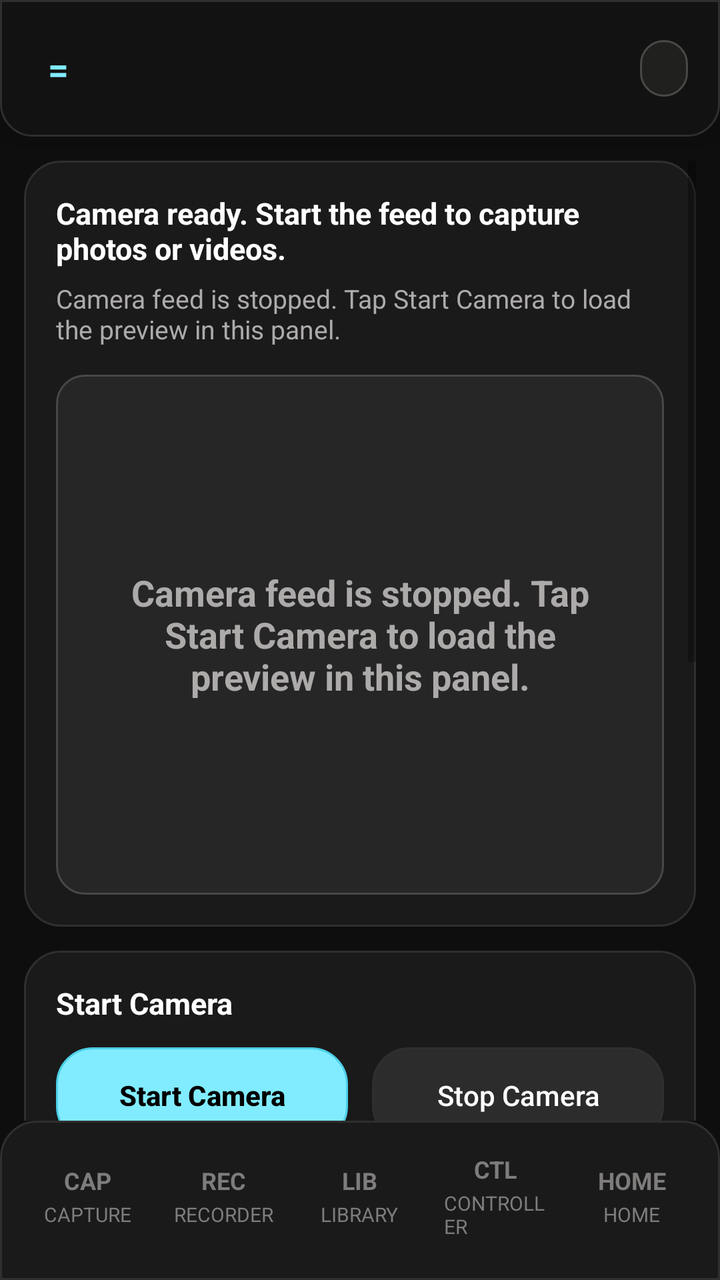
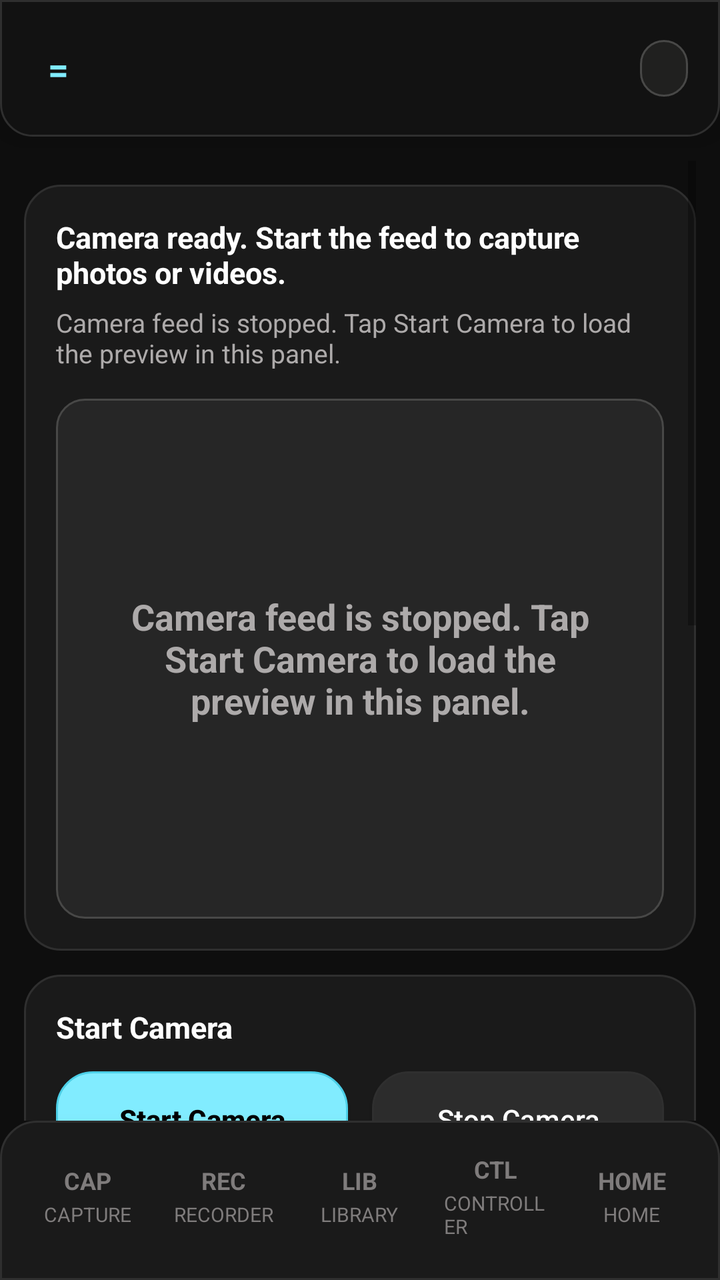

Compare the two renders of this Android layout. The source of the first and the diff that turns it into the second are given below.
<!-- AndroidManifest.xml: application theme Theme.FourPanelApp -->
<!-- res/layout/activity_screen1.xml -->
<?xml version="1.0" encoding="utf-8"?>
<androidx.constraintlayout.widget.ConstraintLayout xmlns:android="http://schemas.android.com/apk/res/android"
    xmlns:app="http://schemas.android.com/apk/res-auto"
    android:id="@+id/screen1Root"
    android:layout_width="match_parent"
    android:layout_height="match_parent"
    android:background="@drawable/bg_app_canvas">

    <include
        layout="@layout/view_app_top_bar"
        android:layout_width="0dp"
        android:layout_height="wrap_content"
        app:layout_constraintEnd_toEndOf="parent"
        app:layout_constraintStart_toStartOf="parent"
        app:layout_constraintTop_toTopOf="parent" />

    <include
        layout="@layout/view_app_bottom_nav"
        android:layout_width="0dp"
        android:layout_height="wrap_content"
        app:layout_constraintBottom_toBottomOf="parent"
        app:layout_constraintEnd_toEndOf="parent"
        app:layout_constraintStart_toStartOf="parent" />

    <ScrollView
        android:id="@+id/screen1ScrollView"
        android:layout_width="0dp"
        android:layout_height="0dp"
        android:clipToPadding="false"
        android:fillViewport="true"
        android:paddingStart="12dp"
        android:paddingTop="12dp"
        android:paddingEnd="12dp"
        android:paddingBottom="12dp"
        app:layout_constraintBottom_toTopOf="@id/appBottomNav"
        app:layout_constraintEnd_toEndOf="parent"
        app:layout_constraintStart_toStartOf="parent"
        app:layout_constraintTop_toBottomOf="@id/appTopBar">

        <LinearLayout
            android:layout_width="match_parent"
            android:layout_height="wrap_content"
            android:orientation="vertical">

            <LinearLayout
                android:layout_width="match_parent"
                android:layout_height="wrap_content"
                android:background="@drawable/bg_app_card"
                android:orientation="vertical"
                android:padding="16dp">

                <TextView
                    android:id="@+id/cameraStatusText"
                    style="@style/AppSectionHeaderText"
                    android:layout_width="match_parent"
                    android:layout_height="wrap_content"
                    android:text="@string/screen1_status_idle" />

                <TextView
                    android:layout_width="match_parent"
                    android:layout_height="wrap_content"
                    android:layout_marginTop="6dp"
                    style="@style/AppBodyText"
                    android:text="@string/screen1_placeholder_stopped" />

                <FrameLayout
                    android:id="@+id/renderContainer"
                    android:layout_width="match_parent"
                    android:layout_height="260dp"
                    android:layout_marginTop="14dp"
                    android:background="@drawable/bg_app_section_high">

                    <TextView
                        android:id="@+id/renderPlaceholderText"
                        android:layout_width="match_parent"
                        android:layout_height="match_parent"
                        android:gravity="center"
                        android:padding="24dp"
                        android:text="@string/screen1_placeholder_stopped"
                        android:textColor="@color/app_text_secondary"
                        android:textSize="18sp"
                        android:textStyle="bold" />
                </FrameLayout>
            </LinearLayout>

            <LinearLayout
                android:layout_width="match_parent"
                android:layout_height="wrap_content"
                android:layout_marginTop="12dp"
                android:background="@drawable/bg_app_card"
                android:orientation="vertical"
                android:padding="16dp">

                <TextView
                    style="@style/AppSectionHeaderText"
                    android:layout_width="match_parent"
                    android:layout_height="wrap_content"
                    android:text="@string/screen1_start_feed" />

                <LinearLayout
                    android:layout_width="match_parent"
                    android:layout_height="wrap_content"
                    android:layout_marginTop="12dp"
                    android:orientation="horizontal">

                    <Button
                        android:id="@+id/startFeedButton"
                        style="@style/AppPrimaryActionButton"
                        android:layout_width="0dp"
                        android:layout_height="wrap_content"
                        android:layout_weight="1"
                        android:text="@string/screen1_start_feed" />

                    <Space
                        android:layout_width="12dp"
                        android:layout_height="wrap_content" />

                    <Button
                        android:id="@+id/stopFeedButton"
                        style="@style/AppSecondaryActionButton"
                        android:layout_width="0dp"
                        android:layout_height="wrap_content"
                        android:layout_weight="1"
                        android:text="@string/screen1_stop_feed" />
                </LinearLayout>

                <LinearLayout
                    android:layout_width="match_parent"
                    android:layout_height="wrap_content"
                    android:layout_marginTop="12dp"
                    android:orientation="horizontal">

                    <Button
                        android:id="@+id/capturePhotoButton"
                        style="@style/AppPrimaryActionButton"
                        android:layout_width="0dp"
                        android:layout_height="wrap_content"
                        android:layout_weight="1"
                        android:text="@string/screen1_take_photo" />

                    <Space
                        android:layout_width="12dp"
                        android:layout_height="wrap_content" />

                    <Button
                    android:id="@+id/recordVideoButton"
                    style="@style/AppSecondaryActionButton"
                    android:layout_width="0dp"
                    android:layout_height="wrap_content"
                    android:layout_weight="1"
                    android:text="@string/screen1_start_recording" />
                </LinearLayout>
            </LinearLayout>

            <LinearLayout
                android:layout_width="match_parent"
                android:layout_height="wrap_content"
                android:layout_marginTop="12dp"
                android:background="@drawable/bg_app_card"
                android:orientation="vertical"
                android:padding="16dp">

                <TextView
                    style="@style/AppSectionHeaderText"
                    android:layout_width="match_parent"
                    android:layout_height="wrap_content"
                    android:text="@string/screen1_storage_title" />

                <LinearLayout
                    android:layout_width="match_parent"
                    android:layout_height="wrap_content"
                    android:layout_marginTop="12dp"
                    android:gravity="center_vertical"
                    android:orientation="horizontal">

                    <TextView
                        style="@style/AppBodyText"
                        android:layout_width="0dp"
                        android:layout_height="wrap_content"
                        android:layout_weight="1"
                        android:text="@string/screen1_storage_mode_label" />

                    <Button
                        android:id="@+id/screen1StorageModeButton"
                        style="@style/AppSecondaryActionButton"
                        android:layout_width="wrap_content"
                        android:layout_height="wrap_content"
                        android:text="@string/screen1_storage_mode_shared" />
                </LinearLayout>

                <TextView
                    android:id="@+id/screen1PhotoFolderLabel"
                    style="@style/AppBodyText"
                    android:layout_width="match_parent"
                    android:layout_height="wrap_content"
                    android:layout_marginTop="14dp"
                    android:text="@string/screen1_storage_shared_folder_label" />

                <TextView
                    android:id="@+id/screen1PhotoFolderValue"
                    style="@style/AppBodyText"
                    android:layout_width="match_parent"
                    android:layout_height="wrap_content"
                    android:layout_marginTop="6dp"
                    android:text="@string/screen1_storage_folder_unselected" />

                <Button
                    android:id="@+id/screen1ChoosePhotoFolderButton"
                    style="@style/AppSecondaryActionButton"
                    android:layout_width="wrap_content"
                    android:layout_height="wrap_content"
                    android:layout_marginTop="10dp"
                    android:text="@string/screen1_choose_shared_folder" />

                <LinearLayout
                    android:id="@+id/screen1VideoFolderGroup"
                    android:layout_width="match_parent"
                    android:layout_height="wrap_content"
                    android:layout_marginTop="14dp"
                    android:orientation="vertical"
                    android:visibility="gone">

                    <TextView
                        style="@style/AppBodyText"
                        android:layout_width="match_parent"
                        android:layout_height="wrap_content"
                        android:text="@string/screen1_storage_video_folder_label" />

                    <TextView
                        android:id="@+id/screen1VideoFolderValue"
                        style="@style/AppBodyText"
                        android:layout_width="match_parent"
                        android:layout_height="wrap_content"
                        android:layout_marginTop="6dp"
                        android:text="@string/screen1_storage_folder_unselected" />

                    <Button
                        android:id="@+id/screen1ChooseVideoFolderButton"
                        style="@style/AppSecondaryActionButton"
                        android:layout_width="wrap_content"
                        android:layout_height="wrap_content"
                        android:layout_marginTop="10dp"
                        android:text="@string/screen1_choose_video_folder" />
                </LinearLayout>
            </LinearLayout>

            <LinearLayout
                android:layout_width="match_parent"
                android:layout_height="wrap_content"
                android:layout_marginTop="12dp"
                android:background="@drawable/bg_app_card"
                android:orientation="vertical"
                android:padding="16dp">

                <TextView
                    style="@style/AppSectionHeaderText"
                    android:layout_width="match_parent"
                    android:layout_height="wrap_content"
                    android:text="@string/screen1_media_selector_label" />

                <Spinner
                    android:id="@+id/mediaSpinner"
                    android:layout_width="match_parent"
                    android:layout_height="wrap_content"
                    android:layout_marginTop="10dp"
                    android:background="@drawable/bg_app_section_high"
                    android:popupBackground="@drawable/bg_app_section_high" />

                <ImageView
                    android:id="@+id/selectedMediaPreview"
                    android:layout_width="match_parent"
                    android:layout_height="180dp"
                    android:layout_marginTop="12dp"
                    android:adjustViewBounds="true"
                    android:background="@drawable/bg_app_section_high"
                    android:contentDescription="@string/screen1_preview_content_description"
                    android:scaleType="centerCrop"
                    android:visibility="gone" />

                <TextView
                    android:id="@+id/selectedMediaLabel"
                    style="@style/AppBodyText"
                    android:layout_width="match_parent"
                    android:layout_height="wrap_content"
                    android:layout_marginTop="10dp"
                    android:text="@string/screen1_preview_empty" />
            </LinearLayout>
        </LinearLayout>
    </ScrollView>
</androidx.constraintlayout.widget.ConstraintLayout>
<!-- res/layout/view_app_top_bar.xml (included above) -->
<?xml version="1.0" encoding="utf-8"?>
<LinearLayout xmlns:android="http://schemas.android.com/apk/res/android"
    android:id="@+id/appTopBar"
    android:layout_width="match_parent"
    android:layout_height="wrap_content"
    android:background="@drawable/bg_screen4_top_bar"
    android:elevation="10dp"
    android:gravity="center_vertical"
    android:orientation="horizontal"
    android:paddingStart="16dp"
    android:paddingTop="14dp"
    android:paddingEnd="16dp"
    android:paddingBottom="14dp">

    <TextView
        android:id="@+id/appMenuButton"
        android:layout_width="wrap_content"
        android:layout_height="wrap_content"
        android:padding="8dp"
        android:text="="
        android:textColor="@color/app_primary"
        android:textSize="18sp"
        android:textStyle="bold" />

    <TextView
        android:id="@+id/appHeaderTitle"
        android:layout_width="0dp"
        android:layout_height="wrap_content"
        android:layout_marginStart="12dp"
        android:layout_weight="1"
        android:textColor="@color/app_primary"
        android:textSize="18sp"
        android:textStyle="bold" />

    <TextView
        android:id="@+id/appHeaderChip"
        android:layout_width="wrap_content"
        android:layout_height="wrap_content"
        android:background="@drawable/bg_screen4_section_high"
        android:paddingStart="12dp"
        android:paddingTop="6dp"
        android:paddingEnd="12dp"
        android:paddingBottom="6dp"
        android:textColor="@color/app_primary"
        android:textSize="12sp"
        android:textStyle="bold" />
</LinearLayout>
<!-- res/layout/view_app_bottom_nav.xml (included above) -->
<?xml version="1.0" encoding="utf-8"?>
<LinearLayout xmlns:android="http://schemas.android.com/apk/res/android"
    android:id="@+id/appBottomNav"
    android:layout_width="match_parent"
    android:layout_height="wrap_content"
    android:background="@drawable/bg_screen4_bottom_nav"
    android:elevation="12dp"
    android:gravity="center"
    android:orientation="horizontal"
    android:paddingStart="10dp"
    android:paddingTop="8dp"
    android:paddingEnd="10dp"
    android:paddingBottom="12dp">

    <LinearLayout
        android:id="@+id/appNavCapture"
        android:layout_width="0dp"
        android:layout_height="wrap_content"
        android:layout_weight="1"
        android:gravity="center"
        android:orientation="vertical"
        android:padding="8dp">

        <TextView
            android:id="@+id/appNavCaptureCode"
            android:layout_width="wrap_content"
            android:layout_height="wrap_content"
            android:text="@string/app_nav_capture_code"
            android:textColor="@color/app_nav_inactive"
            android:textSize="12sp"
            android:textStyle="bold" />

        <TextView
            android:id="@+id/appNavCaptureLabel"
            android:layout_width="wrap_content"
            android:layout_height="wrap_content"
            android:layout_marginTop="2dp"
            android:text="@string/screen4_music_bottom_capture"
            android:textAllCaps="true"
            android:textColor="@color/app_nav_inactive"
            android:textSize="10sp" />
    </LinearLayout>

    <LinearLayout
        android:id="@+id/appNavRecorder"
        android:layout_width="0dp"
        android:layout_height="wrap_content"
        android:layout_weight="1"
        android:gravity="center"
        android:orientation="vertical"
        android:padding="8dp">

        <TextView
            android:id="@+id/appNavRecorderCode"
            android:layout_width="wrap_content"
            android:layout_height="wrap_content"
            android:text="@string/app_nav_recorder_code"
            android:textColor="@color/app_nav_inactive"
            android:textSize="12sp"
            android:textStyle="bold" />

        <TextView
            android:id="@+id/appNavRecorderLabel"
            android:layout_width="wrap_content"
            android:layout_height="wrap_content"
            android:layout_marginTop="2dp"
            android:text="@string/screen4_music_bottom_recorder"
            android:textAllCaps="true"
            android:textColor="@color/app_nav_inactive"
            android:textSize="10sp" />
    </LinearLayout>

    <LinearLayout
        android:id="@+id/appNavBoard"
        android:layout_width="0dp"
        android:layout_height="wrap_content"
        android:layout_weight="1"
        android:gravity="center"
        android:orientation="vertical"
        android:padding="8dp">

        <TextView
            android:id="@+id/appNavBoardCode"
            android:layout_width="wrap_content"
            android:layout_height="wrap_content"
            android:text="@string/app_nav_board_code"
            android:textColor="@color/app_nav_inactive"
            android:textSize="12sp"
            android:textStyle="bold" />

        <TextView
            android:id="@+id/appNavBoardLabel"
            android:layout_width="wrap_content"
            android:layout_height="wrap_content"
            android:layout_marginTop="2dp"
            android:text="@string/screen4_music_bottom_board"
            android:textAllCaps="true"
            android:textColor="@color/app_nav_inactive"
            android:textSize="10sp" />
    </LinearLayout>

    <LinearLayout
        android:id="@+id/appNavController"
        android:layout_width="0dp"
        android:layout_height="wrap_content"
        android:layout_weight="1"
        android:gravity="center"
        android:orientation="vertical"
        android:padding="8dp">

        <TextView
            android:id="@+id/appNavControllerCode"
            android:layout_width="wrap_content"
            android:layout_height="wrap_content"
            android:text="@string/app_nav_controller_code"
            android:textColor="@color/app_nav_inactive"
            android:textSize="12sp"
            android:textStyle="bold" />

        <TextView
            android:id="@+id/appNavControllerLabel"
            android:layout_width="wrap_content"
            android:layout_height="wrap_content"
            android:layout_marginTop="2dp"
            android:text="@string/screen4_music_bottom_controller"
            android:textAllCaps="true"
            android:textColor="@color/app_nav_inactive"
            android:textSize="10sp" />
    </LinearLayout>

    <LinearLayout
        android:id="@+id/appNavHome"
        android:layout_width="0dp"
        android:layout_height="wrap_content"
        android:layout_weight="1"
        android:gravity="center"
        android:orientation="vertical"
        android:padding="8dp">

        <TextView
            android:id="@+id/appNavHomeCode"
            android:layout_width="wrap_content"
            android:layout_height="wrap_content"
            android:text="@string/app_nav_home_code"
            android:textColor="@color/app_nav_inactive"
            android:textSize="12sp"
            android:textStyle="bold" />

        <TextView
            android:id="@+id/appNavHomeLabel"
            android:layout_width="wrap_content"
            android:layout_height="wrap_content"
            android:layout_marginTop="2dp"
            android:text="@string/screen4_music_bottom_home"
            android:textAllCaps="true"
            android:textColor="@color/app_nav_inactive"
            android:textSize="10sp" />
    </LinearLayout>
</LinearLayout>
<!-- resources referenced by this layout -->
<resources>
  <color name="app_nav_inactive">@color/screen4_nav_inactive</color>
  <color name="app_primary">@color/screen4_primary</color>
  <color name="app_text_secondary">@color/screen4_text_secondary</color>
  <string name="app_nav_board_code">LIB</string>
  <string name="app_nav_capture_code">CAP</string>
  <string name="app_nav_controller_code">CTL</string>
  <string name="app_nav_home_code">HOME</string>
  <string name="app_nav_recorder_code">REC</string>
  <string name="screen1_choose_shared_folder">Choose Media Folder</string>
  <string name="screen1_choose_video_folder">Choose Video Folder</string>
  <string name="screen1_media_selector_label">Saved Screen 1 Captures</string>
  <string name="screen1_placeholder_stopped">Camera feed is stopped. Tap Start Camera to load the preview in this panel.</string>
  <string name="screen1_preview_content_description">Selected Screen 1 media preview</string>
  <string name="screen1_preview_empty">Choose a saved photo or video to preview it here.</string>
  <string name="screen1_start_feed">Start Camera</string>
  <string name="screen1_start_recording">Record Video</string>
  <string name="screen1_status_idle">Camera ready. Start the feed to capture photos or videos.</string>
  <string name="screen1_stop_feed">Stop Camera</string>
  <string name="screen1_storage_folder_unselected">No folder selected</string>
  <string name="screen1_storage_mode_label">Destination mode</string>
  <string name="screen1_storage_mode_shared">Shared Folder</string>
  <string name="screen1_storage_shared_folder_label">Media folder</string>
  <string name="screen1_storage_title">Capture Storage</string>
  <string name="screen1_storage_video_folder_label">Video folder</string>
  <string name="screen1_take_photo">Take Photo</string>
  <string name="screen4_music_bottom_board">Library</string>
  <string name="screen4_music_bottom_capture">Capture</string>
  <string name="screen4_music_bottom_controller">Controller</string>
  <string name="screen4_music_bottom_home">Home</string>
  <string name="screen4_music_bottom_recorder">Recorder</string>
  <style name="AppBodyText">
          <item name="android:textColor">@color/app_text_secondary</item>
          <item name="android:textSize">13sp</item>
      </style>
  <style name="AppSectionHeaderText">
          <item name="android:textColor">@color/app_text_primary</item>
          <item name="android:textStyle">bold</item>
          <item name="android:textSize">15sp</item>
      </style>
  <style name="Theme.FourPanelApp" parent="android:Theme.Material.Light.NoActionBar" />
  <color name="screen4_nav_inactive">#7F7C7C</color>
  <color name="screen4_primary">#81ECFF</color>
  <color name="screen4_text_secondary">#ADAAAA</color>
  <color name="app_bg">@color/screen4_bg</color>
  <color name="app_surface">@color/screen4_surface</color>
  <color name="app_outline_soft">@color/screen4_outline_soft</color>
  <color name="app_surface_highest">@color/screen4_surface_highest</color>
  <color name="app_outline">@color/screen4_outline</color>
  <color name="screen4_surface">#1A1A1A</color>
  <color name="screen4_outline_soft">#2F2F2F</color>
  <color name="screen4_surface_high">#20201F</color>
  <color name="screen4_outline">#484847</color>
  <color name="screen4_top_bar">#121212</color>
  <color name="black">#FF000000</color>
  <color name="app_text_primary">@color/screen4_text_primary</color>
  <color name="screen4_bg">#0E0E0E</color>
  <color name="screen4_surface_highest">#262626</color>
  <color name="app_primary_dim">@color/screen4_primary_dim</color>
  <color name="app_surface_variant">@color/screen4_surface_variant</color>
  <color name="screen4_text_primary">#FFFFFF</color>
  <color name="screen4_primary_dim">#4CCFE7</color>
  <color name="screen4_surface_variant">#2C2C2C</color>
  <!-- unchanged entries left out for length: 10 -->
</resources>

<!-- the commit's change to res/layout/activity_screen1.xml (unified diff, before → after) -->
@@ -43,8 +43,50 @@
             android:orientation="vertical">
 
             <LinearLayout
+                android:id="@+id/screen1TutorialCard"
                 android:layout_width="match_parent"
                 android:layout_height="wrap_content"
+                android:background="@drawable/bg_app_card"
+                android:orientation="vertical"
+                android:padding="16dp"
+                android:visibility="gone">
+
+                <TextView
+                    android:id="@+id/screen1TutorialProgressText"
+                    android:layout_width="match_parent"
+                    android:layout_height="wrap_content"
+                    android:textAllCaps="true"
+                    android:textColor="@color/app_text_secondary"
+                    android:textSize="11sp"
+                    android:textStyle="bold" />
+
+                <TextView
+                    android:id="@+id/screen1TutorialPromptText"
+                    style="@style/AppSectionHeaderText"
+                    android:layout_width="match_parent"
+                    android:layout_height="wrap_content"
+                    android:layout_marginTop="8dp" />
+
+                <TextView
+                    android:id="@+id/screen1TutorialInstructionText"
+                    style="@style/AppBodyText"
+                    android:layout_width="match_parent"
+                    android:layout_height="wrap_content"
+                    android:layout_marginTop="8dp" />
+
+                <Button
+                    android:id="@+id/screen1TutorialSkipButton"
+                    style="@style/AppSecondaryActionButton"
+                    android:layout_width="wrap_content"
+                    android:layout_height="wrap_content"
+                    android:layout_marginTop="14dp"
+                    android:text="@string/screen1_tutorial_skip" />
+            </LinearLayout>
+
+            <LinearLayout
+                android:layout_width="match_parent"
+                android:layout_height="wrap_content"
+                android:layout_marginTop="12dp"
                 android:background="@drawable/bg_app_card"
                 android:orientation="vertical"
                 android:padding="16dp">
@@ -150,6 +192,14 @@
                     android:layout_weight="1"
                     android:text="@string/screen1_start_recording" />
                 </LinearLayout>
+
+                <Button
+                    android:id="@+id/screen1SequencerToggleButton"
+                    style="@style/AppSecondaryActionButton"
+                    android:layout_width="match_parent"
+                    android:layout_height="wrap_content"
+                    android:layout_marginTop="12dp"
+                    android:text="@string/screen1_sequencer_toggle_start" />
             </LinearLayout>
 
             <LinearLayout
@@ -287,6 +337,16 @@
             </LinearLayout>
         </LinearLayout>
     </ScrollView>
+
+    <com.example.templei.feature.tutorial.TutorialSpotlightOverlayView
+        android:id="@+id/screen1TutorialOverlay"
+        android:layout_width="0dp"
+        android:layout_height="0dp"
+        android:visibility="gone"
+        app:layout_constraintBottom_toTopOf="@id/appBottomNav"
+        app:layout_constraintEnd_toEndOf="parent"
+        app:layout_constraintStart_toStartOf="parent"
+        app:layout_constraintTop_toBottomOf="@id/appTopBar" />
 </androidx.constraintlayout.widget.ConstraintLayout>
 <!-- res/layout/view_app_top_bar.xml (included above) -->
 <?xml version="1.0" encoding="utf-8"?>
<!-- resource entries referenced after the edit -->
@@ -14,6 +14,7 @@
   <string name="screen1_placeholder_stopped">Camera feed is stopped. Tap Start Camera to load the preview in this panel.</string>
   <string name="screen1_preview_content_description">Selected Screen 1 media preview</string>
   <string name="screen1_preview_empty">Choose a saved photo or video to preview it here.</string>
+  <string name="screen1_sequencer_toggle_start">Start Sequencer</string>
   <string name="screen1_start_feed">Start Camera</string>
   <string name="screen1_start_recording">Record Video</string>
   <string name="screen1_status_idle">Camera ready. Start the feed to capture photos or videos.</string>
@@ -25,6 +26,7 @@
   <string name="screen1_storage_title">Capture Storage</string>
   <string name="screen1_storage_video_folder_label">Video folder</string>
   <string name="screen1_take_photo">Take Photo</string>
+  <string name="screen1_tutorial_skip">Skip Tutorial</string>
   <string name="screen4_music_bottom_board">Library</string>
   <string name="screen4_music_bottom_capture">Capture</string>
   <string name="screen4_music_bottom_controller">Controller</string>
